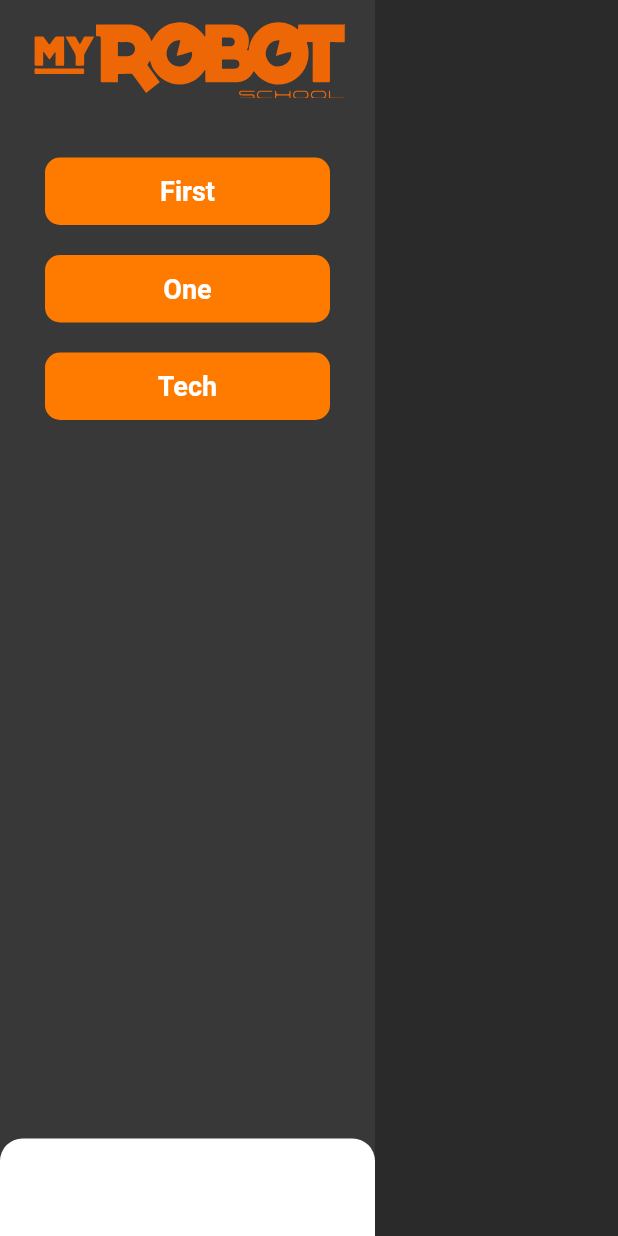
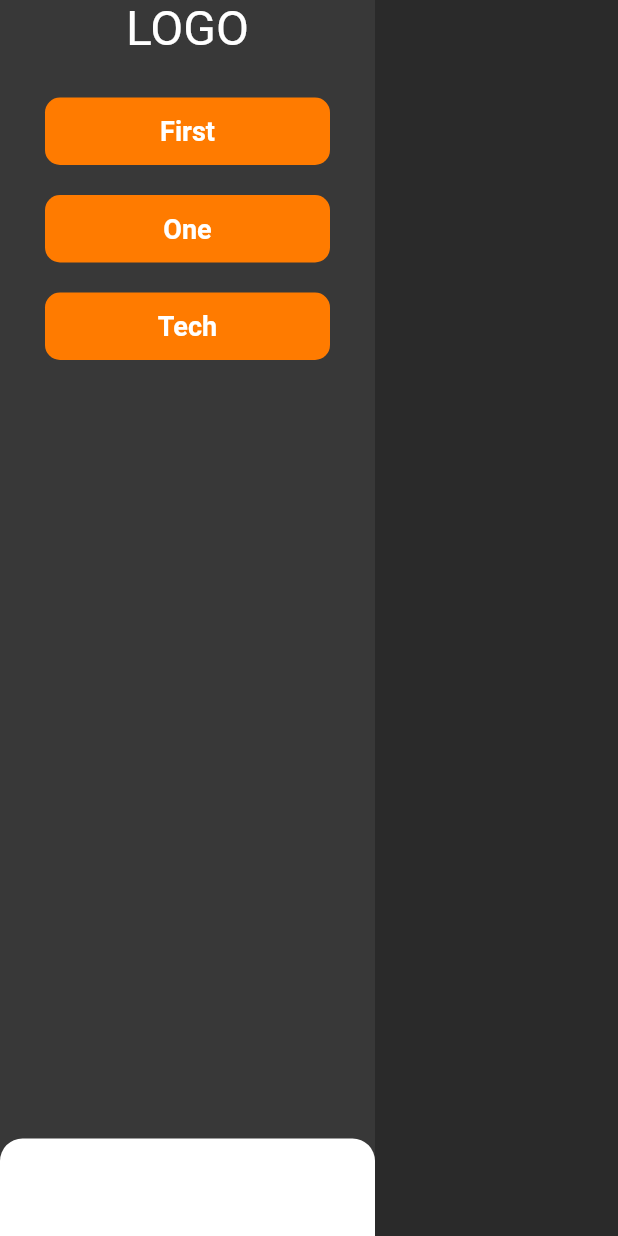
Before and after one commit to Alexsandro-97/learning-center, a Flutter app: the screen it shows after launch, on a phone screen of 412 x 824 dp. Run offline on Flutter 3.47's test engine with Material 2 defaults, Android fonts, the phone set to English and light mode, and no system bars.

Commit message:
update code

```diff
--- a/lib/main.dart
+++ b/lib/main.dart
@@ -1,4 +1,5 @@
 import 'package:flutter/material.dart';
+import 'package:myrobot_app/screens/course_screen.dart';
 import 'package:myrobot_app/screens/home_screen.dart';
 
 void main() => runApp(const MyApp());
@@ -14,7 +15,11 @@ class MyApp extends StatelessWidget {
       theme: ThemeData(
         primarySwatch: Colors.blue,
       ),
-      home: const HomeScreen(),
+      initialRoute: '/',
+      routes: {
+        '/': (context) => const HomeScreen(),
+        '/course': (context) => const CourseScreen(),
+      },
     );
   }
 }
--- a/lib/screens/home_screen.dart
+++ b/lib/screens/home_screen.dart
@@ -1,5 +1,4 @@
 import 'package:flutter/material.dart';
-import 'package:flutter_svg/svg.dart';
 import 'package:myrobot_app/resources/cursos.dart';
 
 class HomeScreen extends StatefulWidget {
@@ -24,15 +23,14 @@ class _HomeScreenState extends State<HomeScreen> {
             height: MediaQuery.of(context).size.height,
             child: Column(
               children: [
-                Container(
-                  margin: const EdgeInsets.only(bottom: 40),
+                const SizedBox(
                   height: 65,
-                  child: SvgPicture.asset(
-                    'assets/images/myrobot-logo.svg',
-                    semanticsLabel: 'My Robot Logo',
-                    fit: BoxFit.cover,
-                    height: 300,
-                    width: 300,
+                  child: Text(
+                    'LOGO',
+                    style: TextStyle(
+                      color: Colors.white,
+                      fontSize: 32,
+                    ),
                   ),
                 ),
                 Expanded(
@@ -55,12 +53,12 @@ class _HomeScreenState extends State<HomeScreen> {
                               _cursoSelected = 'One';
                               _aulaCursoSelected = Courses.cursosOne;
                             });
-                          } else if (Courses.cursos[index] == 'Tech') {
+                          } /* else if (Courses.cursos[index] == 'Tech') {
                             setState(() {
                               _cursoSelected = 'Tech';
                               _aulaCursoSelected = Courses.cursosTech;
                             });
-                          }
+                          } */
                         },
                         child: Container(
                           height: 45,
@@ -115,7 +113,9 @@ class _HomeScreenState extends State<HomeScreen> {
                 crossAxisCount: 4,
                 children: List.generate(
                   45,
-                  (index) => Container(
+                  (index) => InkWell(
+                    onTap: () => Navigator.pushNamed(context, '/course'),
+                    child: Container(
                       padding: const EdgeInsets.all(8),
                       child: Column(
                         mainAxisAlignment: MainAxisAlignment.spaceBetween,
@@ -156,6 +156,7 @@ class _HomeScreenState extends State<HomeScreen> {
                 ),
               ),
             ),
+          ),
         ],
       ),
     );
```
Also changed, not shown: lib/screens/course_screen.dart (added, +139 -0 lines). Lines whose indentation alone changed are shown as unchanged.
